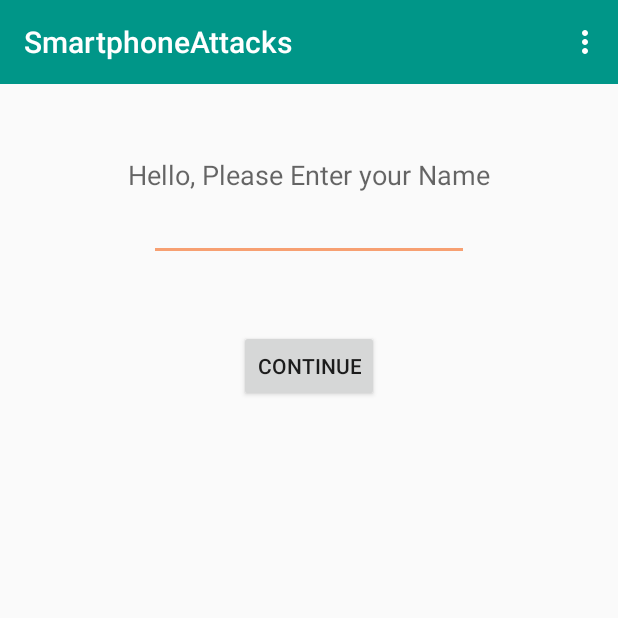
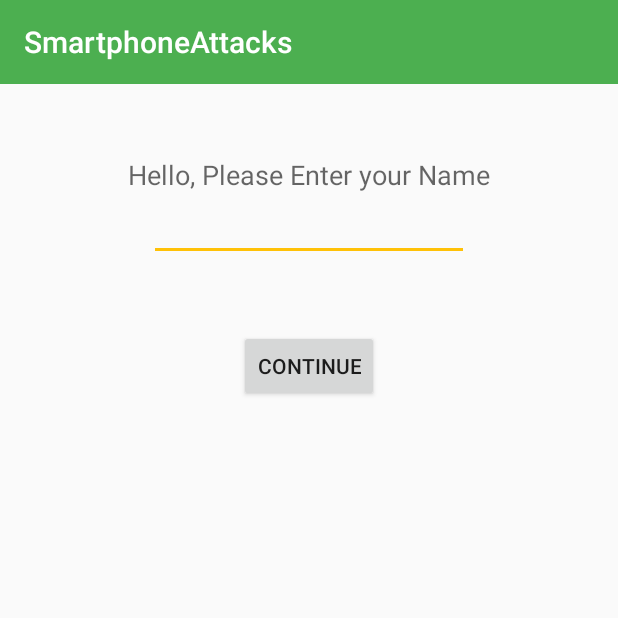
Before and after one commit to teamproject2015/android-smartphone-2, an Android app: the screen it shows after launch (MainActivity), on a phone screen of 412 x 824 dp, the top half of it. Run offline under Robolectric (Android 15) with nearby library versions, the phone set to English and light mode, and no system bars.

Commit message:
Added the Navigation Bar support and included the TouchLogger Saving into CSV file.

```diff
--- a/loggingapp/build.gradle
+++ b/loggingapp/build.gradle
@@ -46,10 +46,16 @@ android {
             proguardFiles getDefaultProguardFile('proguard-android.txt'), 'proguard-rules.pro'
         }
     }
+    compileOptions {
+        sourceCompatibility JavaVersion.VERSION_1_7
+        targetCompatibility JavaVersion.VERSION_1_7
+    }
 }
 
 dependencies {
     compile fileTree(dir: 'libs', include: ['*.jar'])
     compile 'com.android.support:appcompat-v7:22.2.0'
     compile 'com.android.support:support-v4:22.2.0'
+    compile 'com.android.support:recyclerview-v7:22.2.0'
+   // compile 'org.lucasr.dspec:dspec:0.1.1'
 }
--- a/loggingapp/src/main/AndroidManifest.xml
+++ b/loggingapp/src/main/AndroidManifest.xml
@@ -4,6 +4,8 @@
     package="de.unimannheim.loggingapp"
     android:versionCode="1"
     android:versionName="1.0" >
+
+    <uses-permission android:name="android.permission.WRITE_EXTERNAL_STORAGE"/>
 
     <application
         android:allowBackup="true"
@@ -25,6 +27,7 @@
         <activity
             android:name=".TouchloggerActivity"
             android:label="@string/title_activity_touchlogger" >
+            <meta-data android:name="android.support.PARENT_ACTIVITY" android:value=".MainActivity" />
         </activity>
     </application>
 
--- a/loggingapp/src/main/java/de/unimannheim/loggingapp/BaseActivity.java
+++ b/loggingapp/src/main/java/de/unimannheim/loggingapp/BaseActivity.java
@@ -1,6 +1,7 @@
 package de.unimannheim.loggingapp;
 
 import android.content.Intent;
+import android.support.v4.app.NavUtils;
 import android.support.v7.app.AppCompatActivity;
 import android.support.v7.widget.Toolbar;
 import android.view.Menu;
@@ -19,20 +20,22 @@ public class BaseActivity extends AppCompatActivity {
         return true;
     }
 
-    public void callToolBar() {
+    public Toolbar callToolBar() {
         Toolbar tlBar = (Toolbar) findViewById(R.id.app_bar);
         setSupportActionBar(tlBar);
+        return tlBar;
     }
 
     @Override
     public boolean onOptionsItemSelected(MenuItem item) {
+
         // Handle action bar item clicks here. The action bar will
         // automatically handle clicks on the Home/Up button, so long
         // as you specify a parent activity in AndroidManifest.xml.
         int id = item.getItemId();
 
         //noinspection SimplifiableIfStatement
-        if (id == R.id.action_settings) {
+        /*if (id == R.id.action_settings) {
             //Intent i = new Intent(getApplicationContext(),SettingsActivity.class);
             //startActivity(i);
             //setContentView(R.layout.avtivity_next);
@@ -42,6 +45,10 @@ public class BaseActivity extends AppCompatActivity {
             Intent i = new Intent(getApplicationContext(),TouchloggerActivity.class);
             startActivity(i);
             //setContentView(R.layout.activity_touchlogger);
+        }*/
+
+        if(id == R.id.home) {
+            NavUtils.navigateUpFromSameTask(this);
         }
 
         return super.onOptionsItemSelected(item);
--- a/loggingapp/src/main/java/de/unimannheim/loggingapp/MainActivity.java
+++ b/loggingapp/src/main/java/de/unimannheim/loggingapp/MainActivity.java
@@ -2,8 +2,8 @@ package de.unimannheim.loggingapp;
 
 import android.content.Intent;
 import android.os.Bundle;
-import android.view.Menu;
-import android.view.MenuItem;
+import android.support.v4.widget.DrawerLayout;
+import android.support.v7.widget.Toolbar;
 import android.view.View;
 import android.widget.Button;
 import android.widget.EditText;
@@ -19,8 +19,8 @@ public class MainActivity extends BaseActivity {
     @Override
     protected void onCreate(Bundle savedInstanceState) {
         super.onCreate(savedInstanceState);
-        setContentView(R.layout.activity_main);
-        callToolBar();
+        setContentView(R.layout.activity_main_appbar);
+        Toolbar toolbar = callToolBar();
         session = new SessionManager(getApplicationContext());
         final Button buttonContinue = (Button) findViewById(R.id.button_continue);
         final EditText userName = (EditText) findViewById(R.id.editText_personName);
@@ -39,21 +39,18 @@ public class MainActivity extends BaseActivity {
             });
         } else {
             nameLabel.setText(getString(R.string.label_welcome)
-                    + session.getUserName() + "\n"+ getString(R.string.navigate_message));
+                    + session.getUserName() + "\n" + getString(R.string.navigate_message));
             buttonContinue.setVisibility(View.INVISIBLE);
             userName.setVisibility(View.INVISIBLE);
         }
-    }
 
-    @Override
-    public boolean onPrepareOptionsMenu(Menu menu) {
 
-        if (session.getUserName() == null || "".equals(session.getUserName())) {
-            MenuItem menuTouchLogger = menu.findItem(R.id.action_touchlogger);
-            menuTouchLogger.setEnabled(false);
-            return false;
+        if (session.getUserName() != null && !"".equals(session.getUserName())) {
+            getSupportActionBar().setDisplayShowHomeEnabled(true);
+            NavigationDrawerFragment drawerFragment
+                    = (NavigationDrawerFragment) getSupportFragmentManager().findFragmentById(R.id.fragment_navigation_drawer);
+            drawerFragment.setUp(R.id.fragment_navigation_drawer, (DrawerLayout) findViewById(R.id.main_drawerLayout), toolbar);
         }
-        return true;
     }
 
 }
--- /dev/null
+++ b/loggingapp/src/main/java/de/unimannheim/loggingapp/NavigationDrawerFragment.java
@@ -0,0 +1,223 @@
+package de.unimannheim.loggingapp;
+
+
+import android.content.Context;
+import android.content.Intent;
+import android.content.SharedPreferences;
+import android.os.Bundle;
+import android.support.v4.app.Fragment;
+import android.support.v4.widget.DrawerLayout;
+import android.support.v7.app.ActionBarDrawerToggle;
+import android.support.v7.widget.LinearLayoutManager;
+import android.support.v7.widget.RecyclerView;
+import android.support.v7.widget.Toolbar;
+import android.view.GestureDetector;
+import android.view.LayoutInflater;
+import android.view.MotionEvent;
+import android.view.View;
+import android.view.ViewGroup;
+import android.widget.Toast;
+
+import java.util.ArrayList;
+import java.util.List;
+
+import de.unimannheim.loggingapp.adapter.NavigationAdapter;
+import de.unimannheim.loggingapp.pojo.NavigationList;
+
+
+/**
+ * A simple {@link Fragment} subclass.
+ */
+public class NavigationDrawerFragment extends Fragment {
+
+    private static final String PREF_FILE_NAME = "saveDrawerPref";
+
+    private static final String KEY_USER_LEARNED_DRAWER = "user_learned_drawer";
+
+    private ActionBarDrawerToggle mDrawerToggle;
+
+    private DrawerLayout mDrawerLayout;
+    private boolean mUserLearnDrawer;
+
+    private boolean mFromSavedInstancedstate;
+
+    private View containerView;
+
+    private RecyclerView recyclerView;
+
+    private NavigationAdapter navigationAdapter;
+
+    public NavigationDrawerFragment() {
+        // Required empty public constructor
+    }
+
+    @Override
+    public void onCreate(Bundle savedInstanceState) {
+        super.onCreate(savedInstanceState);
+        mUserLearnDrawer = Boolean.valueOf(readFromPreference(getActivity(), KEY_USER_LEARNED_DRAWER, "false"));
+        if (savedInstanceState != null) {
+            mFromSavedInstancedstate = true;
+        }
+
+    }
+
+    @Override
+    public View onCreateView(LayoutInflater inflater, ViewGroup container,
+                             Bundle savedInstanceState) {
+        // Inflate the layout for this fragment
+        View layout = inflater.inflate(R.layout.fragment_navigation_drawer, container, false);
+
+
+        recyclerView = (RecyclerView) layout.findViewById(R.id.recycleView_List);
+        navigationAdapter = new NavigationAdapter(getActivity(), getData());
+        recyclerView.setAdapter(navigationAdapter);
+        recyclerView.setLayoutManager(new LinearLayoutManager(getActivity()));
+        recyclerView.addOnItemTouchListener(new RecyclerTouchListener(getActivity(), recyclerView, new ClickListener() {
+            @Override
+            public void onClick(View view, int position) {
+                if (position == 0) {
+                    Intent i = new Intent(getActivity(), TouchloggerActivity.class);
+                    startActivity(i);
+                    //setContentView(R.layout.activity_touchlogger);
+
+                } else if (position == 1) {
+                    //Intent i = new Intent(getApplicationContext(),SettingsActivity.class);
+                    //startActivity(i);
+                    //setContentView(R.layout.avtivity_next);
+                    Toast.makeText(getActivity(), "under progress, working on it", Toast.LENGTH_LONG).show();
+                }
+            }
+
+            @Override
+            public void onLongClick(View view, int position) {
+
+            }
+        }));
+        return layout;
+
+    }
+
+    /**
+     * Generating the Navigation View from the data provided in this method
+     *
+     * @return List<NavigationList>
+     */
+    public static List<NavigationList> getData() {
+        List<NavigationList> navigationLists = new ArrayList<NavigationList>();
+        int icons[] = {R.drawable.ic_school_black_24dp, R.drawable.ic_settings_black_24dp, R.drawable.ic_info_black_24dp};
+
+        String title[] = {"start TouchLogger", "settings", "About Us"};
+
+        int count = 0;
+        for (int index = 0; index < title.length; index++) {
+            NavigationList navigationList = new NavigationList();
+            navigationList.setId(icons[index]);
+            navigationList.setTitle(title[index]);
+            navigationLists.add(navigationList);
+        }
+        return navigationLists;
+    }
+
+    public void setUp(int fragmentId, DrawerLayout drawerLayout, final Toolbar toolbar) {
+        containerView = getActivity().findViewById(fragmentId);
+
+        mDrawerLayout = drawerLayout;
+
+        mDrawerToggle = new ActionBarDrawerToggle(getActivity(), drawerLayout,
+                toolbar, R.string.drawer_open, R.string.drawer_close) {
+
+            @Override
+            public void onDrawerOpened(View drawerView) {
+                super.onDrawerOpened(drawerView);
+                if (!mUserLearnDrawer) {
+                    mUserLearnDrawer = true;
+                    savePreference(getActivity(), KEY_USER_LEARNED_DRAWER, mUserLearnDrawer + "");
+                }
+
+                getActivity().invalidateOptionsMenu();
+            }
+
+            @Override
+            public void onDrawerClosed(View drawerView) {
+                super.onDrawerClosed(drawerView);
+                getActivity().invalidateOptionsMenu();
+            }
+            /*
+            @Override
+            public void onDrawerSlide(View drawerView, float slideOffset) {
+                if (slideOffset < 0.6) {
+                    toolbar.setAlpha(1 - slideOffset);
+                }
+            }*/
+        };
+
+        if (!mUserLearnDrawer && !mFromSavedInstancedstate) {
+            mDrawerLayout.openDrawer(containerView);
+        }
+        mDrawerLayout.setDrawerListener(mDrawerToggle);
+        mDrawerLayout.post(new Runnable() {
+            @Override
+            public void run() {
+                mDrawerToggle.syncState();
+            }
+        });
+    }
+
+    public static void savePreference(Context context, String preferenceName, String preferenceValue) {
+        SharedPreferences sharedPreferences = context.getSharedPreferences(PREF_FILE_NAME, context.MODE_PRIVATE);
+        SharedPreferences.Editor editor = sharedPreferences.edit();
+        editor.putString(preferenceName, preferenceValue);
+        editor.apply();
+
+    }
+
+    public static String readFromPreference(Context context, String preferenceName, String defaultValue) {
+        SharedPreferences sharedPreferences = context.getSharedPreferences(PREF_FILE_NAME, context.MODE_PRIVATE);
+        return sharedPreferences.getString(preferenceName, defaultValue);
+
+    }
+
+    class RecyclerTouchListener implements RecyclerView.OnItemTouchListener {
+
+        private GestureDetector gestureDetector;
+
+        private ClickListener clickListener;
+
+        public RecyclerTouchListener(Context context, final RecyclerView recyclerView, ClickListener clickListener) {
+            this.clickListener = clickListener;
+            gestureDetector = new GestureDetector(context, new GestureDetector.SimpleOnGestureListener() {
+
+                @Override
+                public boolean onSingleTapUp(MotionEvent e) {
+                    return true;
+                }
+
+            });
+        }
+
+        @Override
+        public boolean onInterceptTouchEvent(RecyclerView rv, MotionEvent e) {
+            View child = rv.findChildViewUnder(e.getX(), e.getY());
+            if (child != null && clickListener != null && gestureDetector.onTouchEvent(e)) {
+                clickListener.onClick(child, rv.getChildAdapterPosition(child));
+            }
+            return false;
+        }
+
+        @Override
+        public void onTouchEvent(RecyclerView rv, MotionEvent e) {
+
+        }
+
+        @Override
+        public void onRequestDisallowInterceptTouchEvent(boolean disallowIntercept) {
+
+        }
+    }
+
+    public static interface ClickListener {
+        void onClick(View view, int position);
+
+        void onLongClick(View view, int position);
+    }
+}
--- /dev/null
+++ b/loggingapp/src/main/java/de/unimannheim/loggingapp/adapter/NavigationAdapter.java
@@ -0,0 +1,71 @@
+package de.unimannheim.loggingapp.adapter;
+
+import android.content.Context;
+import android.content.Intent;
+import android.support.v7.widget.RecyclerView;
+import android.view.LayoutInflater;
+import android.view.View;
+import android.view.ViewGroup;
+import android.widget.ImageView;
+import android.widget.TextView;
+import android.widget.Toast;
+
+import java.util.Collections;
+import java.util.List;
+
+import de.unimannheim.loggingapp.R;
+import de.unimannheim.loggingapp.TouchloggerActivity;
+import de.unimannheim.loggingapp.pojo.NavigationList;
+
+/**
+ * Created by suryadevara on 17-06-2015.
+ */
+public class NavigationAdapter extends RecyclerView.Adapter<NavigationAdapter.NavigationViewHolder> {
+
+    private LayoutInflater inflater;
+
+    private Context context;
+
+    private List<NavigationList> data = Collections.emptyList();
+
+    public NavigationAdapter(Context context, List<NavigationList> data) {
+        inflater = LayoutInflater.from(context);
+        this.context = context;
+        this.data = data;
+    }
+
+    @Override
+    public NavigationViewHolder onCreateViewHolder(ViewGroup parent, int viewType) {
+        View view = inflater.inflate(R.layout.custom_row, parent, false);
+        NavigationViewHolder navigationViewHolder = new NavigationViewHolder(view);
+        return navigationViewHolder;
+    }
+
+
+    @Override
+    public int getItemCount() {
+        return data.size();
+    }
+
+
+    @Override
+    public void onBindViewHolder(NavigationViewHolder holder, int position) {
+        NavigationList current = data.get(position);
+
+        holder.title.setText(current.getTitle());
+        holder.icon.setImageResource(current.getId());
+    }
+
+    class NavigationViewHolder extends RecyclerView.ViewHolder  {
+        TextView title;
+        ImageView icon;
+
+        public NavigationViewHolder(View itemView) {
+            super(itemView);
+            title = (TextView)itemView.findViewById(R.id.textView_rowName);
+            icon = (ImageView) itemView.findViewById(R.id.imageView_row);
+        }
+    }
+
+
+}
--- /dev/null
+++ b/loggingapp/src/main/java/de/unimannheim/loggingapp/pojo/NavigationList.java
@@ -0,0 +1,26 @@
+package de.unimannheim.loggingapp.pojo;
+
+/**
+ * Created by suryadevara on 17-06-2015.
+ */
+public class NavigationList {
+
+    private int id;
+    private String title;
+
+    public int getId() {
+        return id;
+    }
+
+    public void setId(int id) {
+        this.id = id;
+    }
+
+    public String getTitle() {
+        return title;
+    }
+
+    public void setTitle(String title) {
+        this.title = title;
+    }
+}
--- /dev/null
+++ b/loggingapp/src/main/res/layout/activity_main_appbar.xml
@@ -0,0 +1,70 @@
+<?xml version="1.0" encoding="utf-8"?>
+<LinearLayout xmlns:android="http://schemas.android.com/apk/res/android"
+    xmlns:tools="http://schemas.android.com/tools"
+    android:layout_width="match_parent"
+    android:layout_height="match_parent"
+    android:orientation="vertical">
+
+    <include
+        android:id="@+id/app_bar"
+        layout="@layout/app_bar" />
+
+
+    <android.support.v4.widget.DrawerLayout xmlns:app="http://schemas.android.com/apk/res-auto"
+        android:id="@+id/main_drawerLayout"
+        android:layout_width="match_parent"
+        android:layout_height="match_parent">
+
+        <RelativeLayout
+            android:layout_width="match_parent"
+            android:layout_height="match_parent" >
+
+            <EditText
+                android:id="@+id/editText_personName"
+                android:layout_width="wrap_content"
+                android:layout_height="wrap_content"
+                android:ems="10"
+                android:inputType="textPersonName"
+                android:layout_gravity="center_horizontal|top"
+                android:layout_below="@+id/textView_enterName"
+                android:layout_centerHorizontal="true" />
+
+            <TextView
+                android:id="@+id/textView_enterName"
+                android:layout_width="wrap_content"
+                android:layout_height="wrap_content"
+                android:layout_centerHorizontal="true"
+                android:layout_marginTop="48dp"
+
+                android:text="@string/label_pleaseentername"
+                android:textAppearance="?android:attr/textAppearanceMedium"
+                android:layout_gravity="center_horizontal|top"
+                android:layout_row="1"
+                android:layout_column="0" />
+
+            <Button
+                android:id="@+id/button_continue"
+                android:layout_width="wrap_content"
+                android:layout_height="wrap_content"
+                android:layout_below="@+id/editText_personName"
+                android:layout_centerHorizontal="true"
+                android:layout_marginTop="46dp"
+                android:text="@string/button_continue"
+                android:layout_gravity="center"
+                android:layout_row="2"
+                android:layout_column="0" />
+
+        </RelativeLayout>
+
+        <fragment
+            android:id="@+id/fragment_navigation_drawer"
+            android:name="de.unimannheim.loggingapp.NavigationDrawerFragment"
+            android:layout_width="@dimen/navdrawer_width"
+            android:layout_height="match_parent"
+            android:layout_gravity="start"
+            app:layout="@layout/fragment_navigation_drawer"
+            tools:layout="@layout/fragment_navigation_drawer" />
+    </android.support.v4.widget.DrawerLayout>
+
+
+</LinearLayout>
--- a/loggingapp/src/main/res/layout/activity_touchlogger.xml
+++ b/loggingapp/src/main/res/layout/activity_touchlogger.xml
@@ -2,6 +2,10 @@
     xmlns:tools="http://schemas.android.com/tools"
     android:layout_width="match_parent"
     android:layout_height="match_parent"
+    android:id="@+id/layout_touchLogger"
+    android:clickable="true"
+    android:focusable="true"
+    android:focusableInTouchMode="true"
     tools:context="de.unimannheim.loggingapp.TouchloggerActivity">
 
     <include
@@ -10,9 +14,9 @@
 
     <TextView
         android:id="@+id/textView_Title"
+        android:layout_below="@id/app_bar"
         android:layout_width="wrap_content"
         android:layout_height="wrap_content"
-        android:layout_below="@+id/app_bar"
         android:text="@string/train_Loggerapp" />
 
 
--- a/loggingapp/src/main/res/menu/menu_main.xml
+++ b/loggingapp/src/main/res/menu/menu_main.xml
@@ -2,7 +2,7 @@
     xmlns:app="http://schemas.android.com/apk/res-auto"
     xmlns:tools="http://schemas.android.com/tools"
     tools:context="de.unimannheim.loggingapp.TouchloggerActivity">
-    <item
+   <!-- <item
         android:id="@+id/action_settings"
         android:orderInCategory="2"
         android:title="@string/action_settings"
@@ -11,5 +11,5 @@
         android:id="@+id/action_touchlogger"
         android:orderInCategory="1"
         android:title="@string/action_startTouchLogger"
-        app:showAsAction="never" />
+        app:showAsAction="never" />-->
 </menu>
--- a/loggingapp/src/main/res/values/colors.xml
+++ b/loggingapp/src/main/res/values/colors.xml
@@ -1,6 +1,11 @@
 <?xml version="1.0" encoding="utf-8"?>
 <resources>
-    <color name="colorPrimary">#009688</color>
-    <color name="colorPrimaryDark">#00796B</color>
-    <color name="colorAccent">#F7A072</color>
+    <color name="colorPrimary">#4CAF50</color>
+    <color name="colorPrimaryDark">#388E3C</color>
+    <color name="colorAccent">#FFC107</color>
+    <color name="lightPrimaryColor">#C8E6C9</color>
+    <color name="textoricons">#FFFFFF</color>
+    <color name="primaryText">#212121</color>
+    <color name="secondaryText">#727272</color>
+    <color name="dividerColor">#B6B6B6</color>
 </resources>
--- a/loggingapp/src/main/res/values/dimens.xml
+++ b/loggingapp/src/main/res/values/dimens.xml
@@ -2,4 +2,7 @@
     <!-- Default screen margins, per the Android Design guidelines. -->
     <dimen name="activity_horizontal_margin">16dp</dimen>
     <dimen name="activity_vertical_margin">16dp</dimen>
+    <dimen name="navdrawer_width">280dp</dimen>
+    <dimen name="navigation_listHeight">48dp</dimen>
+    <dimen name="Navigation_iconmargins">16dp</dimen>
 </resources>
--- a/loggingapp/src/main/res/values/strings.xml
+++ b/loggingapp/src/main/res/values/strings.xml
@@ -5,6 +5,7 @@
     <!-- Action Names -->
     <string name="action_startTouchLogger">Start TouchLogger</string>
     <string name="action_settings">Settings</string>
+    <string name="action_aboutUs">About Us</string>
 
 
     <!-- Labels-->
@@ -33,9 +34,14 @@
     <string name="title_activity_touchlogger">TouchLogger</string>
 
 
-
     <!-- Buttons -->
     <string name="button_continue">continue</string>
 
+    <!-- TODO: Remove or change this placeholder text -->
+    <string name="hello_blank_fragment">Hello blank fragment</string>
+
+    <!-- -->
+    <string name="drawer_open">open</string>
+    <string name="drawer_close">close</string>
 
 </resources>
```
Also changed, not shown: loggingapp/src/main/java/de/unimannheim/loggingapp/TouchloggerActivity.java (+78 -33 lines), loggingapp/src/main/res/layout/activity_main.xml (+32 -13 lines), loggingapp/src/main/res/layout/custom_row.xml (added, +24 -0 lines), loggingapp/src/main/res/layout/fragment_navigation_drawer.xml (added, +19 -0 lines), 3 other files.
